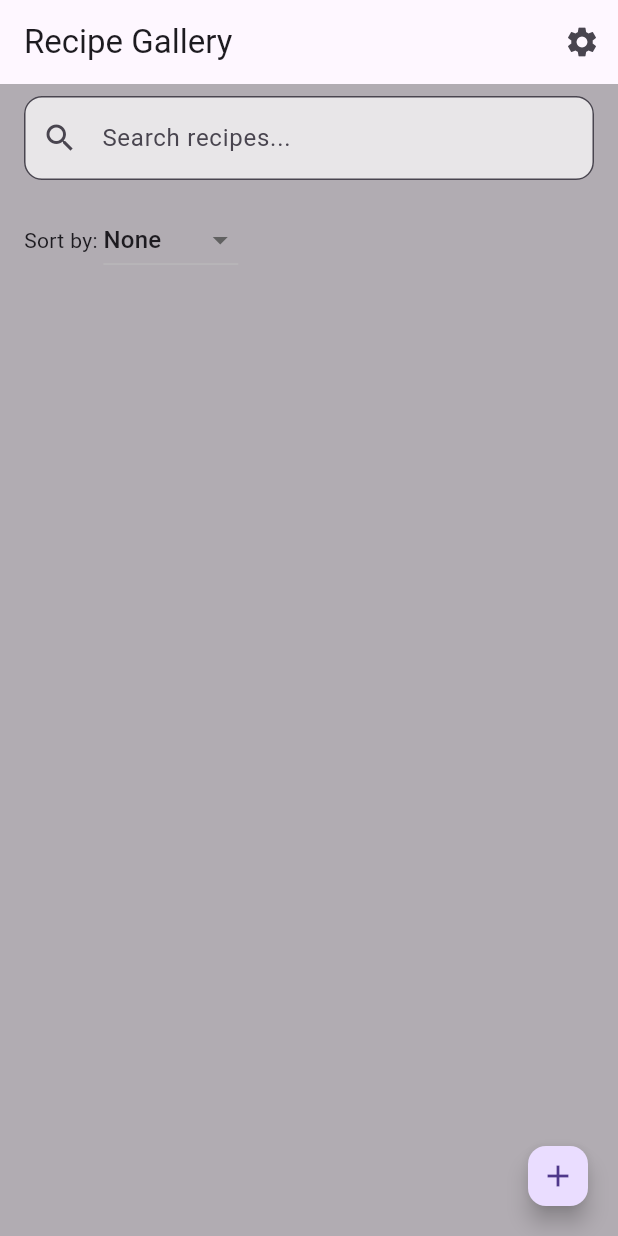
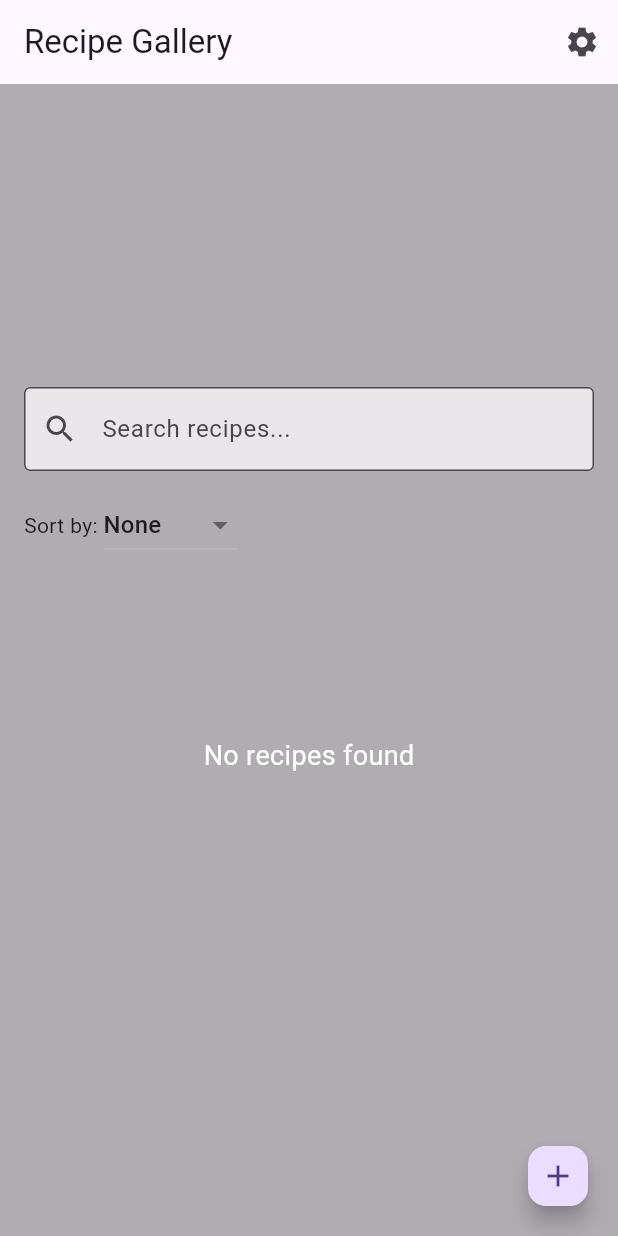
Before and after one commit to AggelosTse/Cooking-App, a Flutter app: the screen it shows after launch, on a phone screen of 412 x 824 dp. Run offline on Flutter 3.47's test engine with Material 3 defaults, Android fonts, the phone set to English and light mode, and no system bars; our stand-ins replace hive, image_picker; accounts and stored records are empty.

Commit message:
Recipe box bug fixed.

```diff
--- a/lib/main.dart
+++ b/lib/main.dart
@@ -1,5 +1,3 @@
-// [START OF FILE]
-
 import 'package:flutter/material.dart';
 import 'package:hive/hive.dart';
 import 'package:path_provider/path_provider.dart';
@@ -19,6 +17,7 @@ void main() async {
   runApp(const MainApp());
 }
 
+// Global Settings class
 class Settings {
   static String? backgroundImagePath;
 }
@@ -58,19 +57,12 @@ class _ImageScrollerState extends State<ImageScroller> {
   List<Recipe> recipes = [];
   String sortBy = 'None';
   String searchQuery = '';
-  final TextEditingController _searchController = TextEditingController();
 
   @override
   void initState() {
     super.initState();
     recipeBox = Hive.box<Recipe>('recipesBox');
     recipes = recipeBox.values.toList();
-
-    _searchController.addListener(() {
-      setState(() {
-        searchQuery = _searchController.text.toLowerCase();
-      });
-    });
   }
 
   void updateDifficulty(int index, int newRating) {
@@ -106,34 +98,36 @@ class _ImageScrollerState extends State<ImageScroller> {
   }
 
   List<Recipe> get filteredRecipes {
-    List<Recipe> filtered = [...recipes];
-    if (searchQuery.isNotEmpty) {
-      filtered = filtered
-          .where((recipe) =>
-              recipe.title.toLowerCase().contains(searchQuery) ||
-              recipe.description.toLowerCase().contains(searchQuery))
+    if (searchQuery.isEmpty) {
+      return recipes;
+    } else {
+      return recipes
+          .where((r) =>
+              r.title.toLowerCase().contains(searchQuery.toLowerCase().trim()))
           .toList();
     }
+  }
 
+  List<Recipe> get sortedRecipes {
+    List<Recipe> sorted = [...filteredRecipes];
     switch (sortBy) {
       case 'Difficulty':
-        filtered.sort((a, b) => a.difficultyLevel.compareTo(b.difficultyLevel));
+        sorted.sort((a, b) => a.difficultyLevel.compareTo(b.difficultyLevel));
         break;
       case 'Stars':
-        filtered.sort((a, b) => b.difficulty.compareTo(a.difficulty));
+        sorted.sort((a, b) => b.difficulty.compareTo(a.difficulty));
         break;
       case 'Time':
-        filtered.sort(
+        sorted.sort(
             (a, b) => a.preparationMinutes.compareTo(b.preparationMinutes));
         break;
     }
-
-    return filtered;
+    return sorted;
   }
 
   @override
   Widget build(BuildContext context) {
-    final displayRecipes = filteredRecipes;
+    final displayRecipes = sortedRecipes;
 
     return Scaffold(
       appBar: AppBar(
@@ -163,27 +157,32 @@ class _ImageScrollerState extends State<ImageScroller> {
             ),
           // ignore: deprecated_member_use
           Container(color: Colors.black.withOpacity(0.3)),
-          Column(
+          Center(
+            child: SizedBox(
+              height: 380,
+              child: Column(
                 children: [
                   Padding(
                     padding:
                         const EdgeInsets.symmetric(horizontal: 16, vertical: 8),
                     child: TextField(
-                  controller: _searchController,
-                  decoration: InputDecoration(
+                      decoration: const InputDecoration(
                         hintText: 'Search recipes...',
-                    prefixIcon: const Icon(Icons.search),
+                        prefixIcon: Icon(Icons.search),
+                        border: OutlineInputBorder(),
                         filled: true,
                         fillColor: Colors.white70,
-                    border: OutlineInputBorder(
-                      borderRadius: BorderRadius.circular(12),
                       ),
-                  ),
+                      onChanged: (value) {
+                        setState(() {
+                          searchQuery = value;
+                        });
+                      },
                     ),
                   ),
                   Padding(
                     padding:
-                    const EdgeInsets.symmetric(horizontal: 16, vertical: 8),
+                        const EdgeInsets.symmetric(horizontal: 16, vertical: 4),
                     child: Row(
                       children: [
                         const Text("Sort by: "),
@@ -205,7 +204,15 @@ class _ImageScrollerState extends State<ImageScroller> {
                     ),
                   ),
                   Expanded(
-                child: ListView.builder(
+                    child: displayRecipes.isEmpty
+                        ? const Center(
+                            child: Text(
+                              'No recipes found',
+                              style:
+                                  TextStyle(color: Colors.white, fontSize: 18),
+                            ),
+                          )
+                        : ListView.builder(
                             scrollDirection: Axis.horizontal,
                             itemCount: displayRecipes.length,
                             itemBuilder: (context, index) {
@@ -221,18 +228,22 @@ class _ImageScrollerState extends State<ImageScroller> {
                                   child: Padding(
                                     padding: const EdgeInsets.all(8.0),
                                     child: Column(
-                            crossAxisAlignment: CrossAxisAlignment.start,
+                                      crossAxisAlignment:
+                                          CrossAxisAlignment.start,
                                       children: [
                                         Stack(
                                           children: [
                                             ClipRRect(
-                                    borderRadius: BorderRadius.circular(8),
-                                    child: recipe.imagePath.startsWith('assets')
+                                              borderRadius:
+                                                  BorderRadius.circular(8),
+                                              child: recipe.imagePath
+                                                      .startsWith('assets')
                                                   ? Image.asset(recipe.imagePath,
                                                       width: 160,
                                                       height: 100,
                                                       fit: BoxFit.cover)
-                                        : Image.file(File(recipe.imagePath),
+                                                  : Image.file(
+                                                      File(recipe.imagePath),
                                                       width: 160,
                                                       height: 100,
                                                       fit: BoxFit.cover),
@@ -243,7 +254,8 @@ class _ImageScrollerState extends State<ImageScroller> {
                                               child: GestureDetector(
                                                 onTap: () {
                                                   setState(() {
-                                          final idx = recipes.indexOf(recipe);
+                                                    final idx =
+                                                        recipes.indexOf(recipe);
                                                     recipeBox.deleteAt(idx);
                                                     recipes.removeAt(idx);
                                                   });
@@ -255,7 +267,8 @@ class _ImageScrollerState extends State<ImageScroller> {
                                                     shape: BoxShape.circle,
                                                   ),
                                                   child: const Icon(Icons.close,
-                                            size: 16, color: Colors.white),
+                                                      size: 16,
+                                                      color: Colors.white),
                                                 ),
                                               ),
                                             )
@@ -270,18 +283,22 @@ class _ImageScrollerState extends State<ImageScroller> {
                                                 fontWeight: FontWeight.bold)),
                                         Text("Time: ${recipe.time}'",
                                             style: const TextStyle(
-                                      fontSize: 14, color: Colors.grey)),
+                                                fontSize: 14,
+                                                color: Colors.grey)),
                                         Text('Difficulty: ${recipe.difficultyLevel}',
                                             style: const TextStyle(
-                                      fontSize: 14, color: Colors.grey)),
+                                                fontSize: 14,
+                                                color: Colors.grey)),
                                         const SizedBox(height: 4),
                                         Row(
                                           children: List.generate(5, (starIndex) {
                                             return GestureDetector(
                                               onTap: () => updateDifficulty(
-                                        recipes.indexOf(recipe), starIndex + 1),
+                                                  recipes.indexOf(recipe),
+                                                  starIndex + 1),
                                               child: Padding(
-                                      padding: const EdgeInsets.symmetric(
+                                                padding:
+                                                    const EdgeInsets.symmetric(
                                                         horizontal: 2.0),
                                                 child: Icon(
                                                   starIndex < recipe.difficulty
@@ -303,6 +320,8 @@ class _ImageScrollerState extends State<ImageScroller> {
                           ),
                   ),
                 ],
+              ),
+            ),
           ),
         ],
       ),
```
Lines whose indentation alone changed are shown as unchanged.
